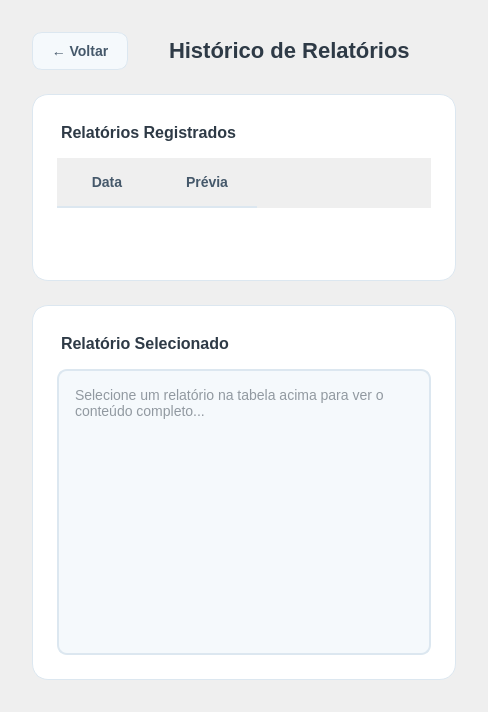
This is uis/historico_relatorios.ui in Samuenpd/SISPE as Qt 5 draws it before an edit. The edited form follows.
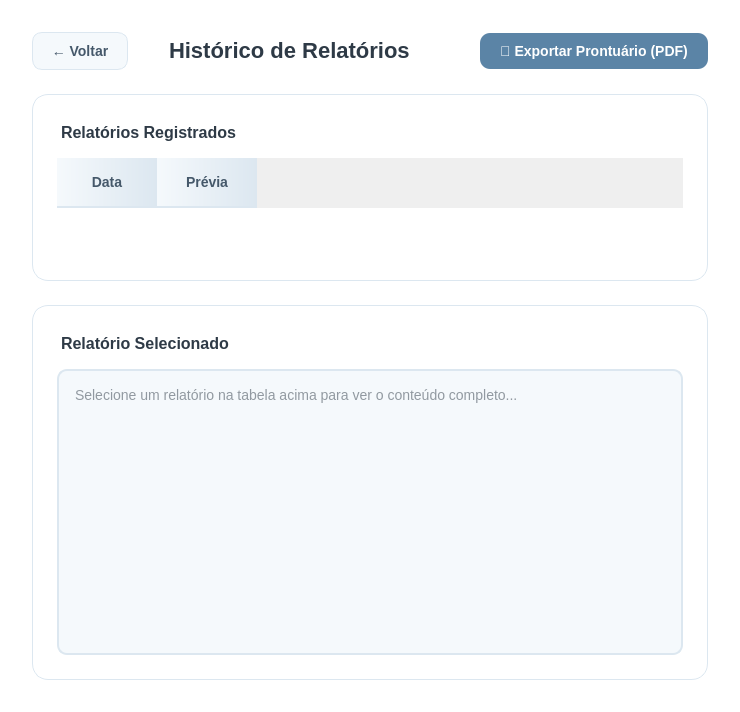
This is the edited form.

```diff
--- a/uis/historico_relatorios.ui
+++ b/uis/historico_relatorios.ui
@@ -3,11 +3,7 @@
  <class>HistoricoRelatoriosScreen</class>
  <widget class="QWidget" name="HistoricoRelatoriosScreen">
   <property name="styleSheet">
-   <string notr="true">#HistoricoRelatoriosScreen { 
-     background: qlineargradient(x1:0, y1:0, x2:1, y2:1, 
-     stop:0 #EAF2F8, stop:1 #F6FAFC);
-     font-family: 'Segoe UI', 'Nunito Sans', -apple-system, BlinkMacSystemFont, sans-serif;
-   }</string>
+   <string notr="true">#HistoricoRelatoriosScreen { background: transparent; font-family: 'Segoe UI', 'Nunito Sans', -apple-system, BlinkMacSystemFont, sans-serif; }</string>
   </property>
   <layout class="QVBoxLayout" name="verticalLayout">
    <property name="spacing"><number>24</number></property>
@@ -54,6 +50,15 @@
        <property name="sizeHint" stdset="0"><size><width>40</width><height>20</height></size></property>
       </spacer>
      </item>
+     <!-- NOVO BOTÃO EXPORTAR PDF INJETADO NA BARRA SUPERIOR -->
+     <item>
+      <widget class="QPushButton" name="btnExportarPDF">
+       <property name="text"><string>📄 Exportar Prontuário (PDF)</string></property>
+       <property name="styleSheet">
+        <string notr="true">QPushButton { background: #5B84A6; color: white; border: none; border-radius: 10px; padding: 10px 20px; font-size: 14px; font-weight: 600; } QPushButton:hover { background: #2F6EA6; }</string>
+       </property>
+      </widget>
+     </item>
     </layout>
    </item>
 
@@ -82,11 +87,7 @@
       <item>
        <widget class="QLabel" name="labelTabela">
         <property name="text"><string>&lt;b&gt;Relatórios Registrados&lt;/b&gt;</string></property>
-        <property name="styleSheet"><string notr="true">QLabel { 
-          font-size: 16px; 
-          color: #2E3A46; 
-          padding: 4px 0px;
-        }</string></property>
+        <property name="styleSheet"><string notr="true">QLabel { font-size: 16px; color: #2E3A46; padding: 4px 0px; background: transparent; }</string></property>
        </widget>
       </item>
       <item>
@@ -102,35 +103,7 @@
         <property name="horizontalScrollBarPolicy"><enum>Qt::ScrollBarAsNeeded</enum></property>
         <property name="alternatingRowColors"><bool>true</bool></property>
         <property name="styleSheet">
-         <string notr="true">QTableWidget {
-           background: transparent;
-           gridline-color: #EAF1F6;
-           font-size: 14px;
-           border: none;
-           selection-background-color: #E4EEF5;
-         }
-         QTableWidget::item {
-           padding: 10px;
-           border-bottom: 1px solid #EAF1F6;
-         }
-         QTableWidget::item:selected {
-           background-color: #5B84A6;
-           color: white;
-         }
-         QHeaderView::section {
-           background: qlineargradient(x1:0, y1:0, x2:1, y2:0,
-           stop:0 #F5F9FC, stop:1 #DCE7F0);
-           padding: 14px 12px;
-           border: none;
-           font-weight: 600;
-           font-size: 14px;
-           color: #45586A;
-           border-bottom: 2px solid #DCE7F0;
-         }
-         QTableCornerButton::section {
-           background: #F5F9FC;
-           border: none;
-         }</string>
+         <string notr="true">QTableWidget { background: transparent; gridline-color: #EAF1F6; font-size: 14px; border: none; selection-background-color: #E4EEF5; } QTableWidget::item { padding: 10px; border-bottom: 1px solid #EAF1F6; } QTableWidget::item:selected { background-color: #5B84A6; color: white; } QHeaderView::section { background: qlineargradient(x1:0, y1:0, x2:1, y2:0, stop:0 #F5F9FC, stop:1 #DCE7F0); padding: 14px 12px; border: none; font-weight: 600; font-size: 14px; color: #45586A; border-bottom: 2px solid #DCE7F0; } QTableCornerButton::section { background: #F5F9FC; border: none; }</string>
         </property>
         <column><property name="text"><string>Data</string></property></column>
         <column><property name="text"><string>Prévia</string></property></column>
@@ -165,11 +138,7 @@
       <item>
        <widget class="QLabel" name="labelDetalhe">
         <property name="text"><string>&lt;b&gt;Relatório Selecionado&lt;/b&gt;</string></property>
-        <property name="styleSheet"><string notr="true">QLabel { 
-          font-size: 16px; 
-          color: #2E3A46; 
-          padding: 4px 0px;
-        }</string></property>
+        <property name="styleSheet"><string notr="true">QLabel { font-size: 16px; color: #2E3A46; padding: 4px 0px; background: transparent; }</string></property>
        </widget>
       </item>
       <item>
```
Left out of the diff: 41 changed lines with no effect on the pictures.
